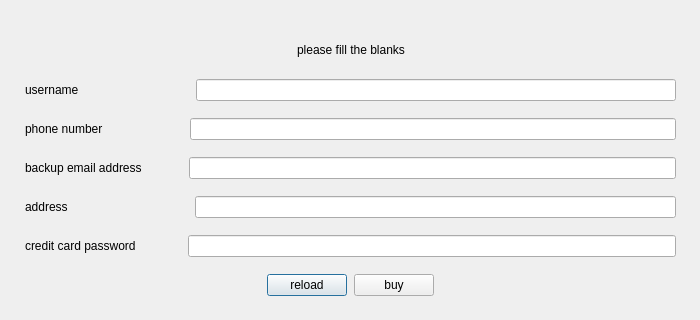
Before: the Qt Designer form mfbuy.ui in melika-ag8/finalfoof, drawn with Qt 5; both pictures show x 0 to 700 and y 280 to 600 of the 700 by 600 pixel window.
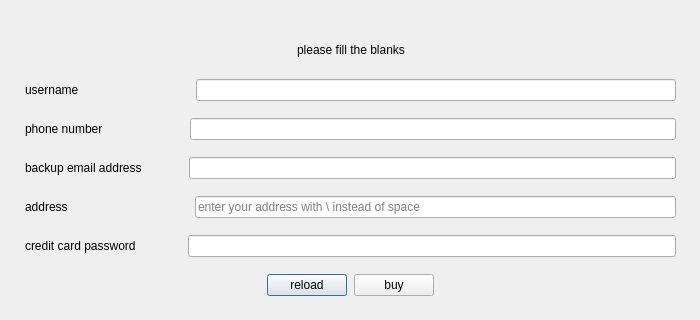
After: the same form once the commit is applied. Icons and pictures are not drawn.

```diff
--- a/mfbuy.ui
+++ b/mfbuy.ui
@@ -305,7 +305,11 @@
          </spacer>
         </item>
         <item>
-         <widget class="QLineEdit" name="addressline"/>
+         <widget class="QLineEdit" name="addressline">
+          <property name="placeholderText">
+           <string>enter your address with \ instead of space</string>
+          </property>
+         </widget>
         </item>
        </layout>
       </item>
```
